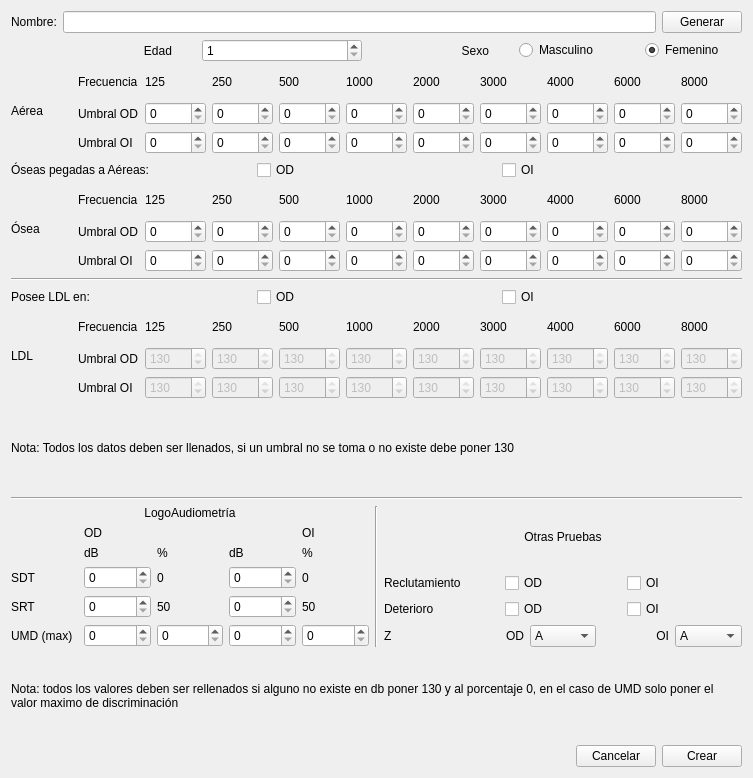
Above: src/UI/Audimetry_create_profile.ui from Debaq/LabSim before the change. Below: the same form after it.
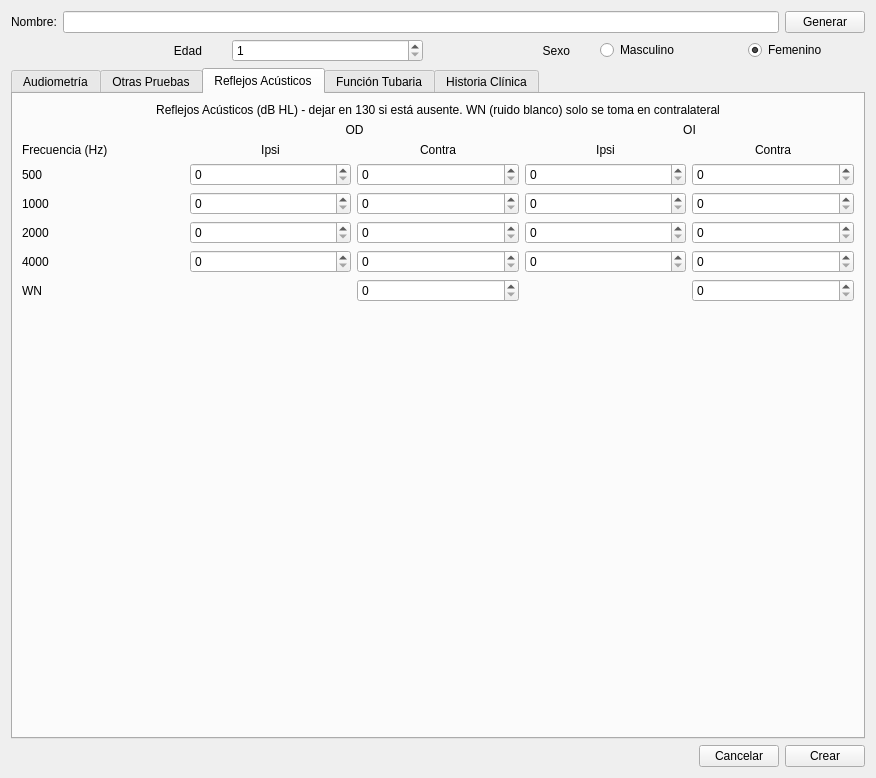
That is the form after the change. The open tabs and pages were chosen to show the change.

Commit message: Agrega Reflejos Acústicos, Función Tubaria e Historia Clínica al formulario de crear paciente

Patch:
```diff
--- a/src/UI/Audimetry_create_profile.ui
+++ b/src/UI/Audimetry_create_profile.ui
@@ -102,6 +102,16 @@
     </layout>
    </item>
    <item>
+    <widget class="QTabWidget" name="tabWidget">
+     <property name="currentIndex">
+      <number>0</number>
+     </property>
+     <widget class="QWidget" name="tab_audiometria">
+      <attribute name="title">
+       <string>Audiometría</string>
+      </attribute>
+      <layout class="QVBoxLayout" name="verticalLayout_tab1">
+   <item>
     <layout class="QGridLayout" name="gridLayout">
      <item row="2" column="3">
       <widget class="QSpinBox" name="spbox_a_oi_1">
@@ -1105,6 +1115,13 @@
      </property>
     </widget>
    </item>
+      </layout>
+     </widget>
+     <widget class="QWidget" name="tab_otras">
+      <attribute name="title">
+       <string>Otras Pruebas</string>
+      </attribute>
+      <layout class="QVBoxLayout" name="verticalLayout_tab2">
    <item>
     <layout class="QHBoxLayout" name="horizontalLayout_3">
      <item>
@@ -1484,6 +1501,541 @@
      </property>
     </widget>
    </item>
+      </layout>
+     </widget>
+     <widget class="QWidget" name="tab_reflejos">
+      <attribute name="title">
+       <string>Reflejos Acústicos</string>
+      </attribute>
+      <layout class="QVBoxLayout" name="verticalLayout_tab3">
+       <item>
+        <widget class="QLabel" name="label_reflex_title">
+         <property name="text">
+          <string>Reflejos Acústicos (dB HL) - dejar en 130 si está ausente. WN (ruido blanco) solo se toma en contralateral</string>
+         </property>
+         <property name="alignment">
+          <set>Qt::AlignCenter</set>
+         </property>
+        </widget>
+       </item>
+       <item>
+        <layout class="QGridLayout" name="gridLayout_reflex">
+         <item row="0" column="1" colspan="2">
+          <widget class="QLabel" name="label_reflex_od">
+           <property name="text">
+            <string>OD</string>
+           </property>
+           <property name="alignment">
+            <set>Qt::AlignCenter</set>
+           </property>
+          </widget>
+         </item>
+         <item row="0" column="3" colspan="2">
+          <widget class="QLabel" name="label_reflex_oi">
+           <property name="text">
+            <string>OI</string>
+           </property>
+           <property name="alignment">
+            <set>Qt::AlignCenter</set>
+           </property>
+          </widget>
+         </item>
+         <item row="1" column="0">
+          <widget class="QLabel" name="label_reflex_freq_header">
+           <property name="text">
+            <string>Frecuencia (Hz)</string>
+           </property>
+          </widget>
+         </item>
+         <item row="1" column="1">
+          <widget class="QLabel" name="label_reflex_ipsi_od">
+           <property name="text">
+            <string>Ipsi</string>
+           </property>
+           <property name="alignment">
+            <set>Qt::AlignCenter</set>
+           </property>
+          </widget>
+         </item>
+         <item row="1" column="2">
+          <widget class="QLabel" name="label_reflex_contra_od">
+           <property name="text">
+            <string>Contra</string>
+           </property>
+           <property name="alignment">
+            <set>Qt::AlignCenter</set>
+           </property>
+          </widget>
+         </item>
+         <item row="1" column="3">
+          <widget class="QLabel" name="label_reflex_ipsi_oi">
+           <property name="text">
+            <string>Ipsi</string>
+           </property>
+           <property name="alignment">
+            <set>Qt::AlignCenter</set>
+           </property>
+          </widget>
+         </item>
+         <item row="1" column="4">
+          <widget class="QLabel" name="label_reflex_contra_oi">
+           <property name="text">
+            <string>Contra</string>
+           </property>
+           <property name="alignment">
+            <set>Qt::AlignCenter</set>
+           </property>
+          </widget>
+         </item>
+         <item row="2" column="0">
+          <widget class="QLabel" name="label_reflex_f500">
+           <property name="text">
+            <string>500</string>
+           </property>
+          </widget>
+         </item>
+         <item row="2" column="1">
+          <widget class="QSpinBox" name="spbox_reflex_ipsi_od_0">
+           <property name="maximum">
+            <number>130</number>
+           </property>
+           <property name="singleStep">
+            <number>5</number>
+           </property>
+          </widget>
+         </item>
+         <item row="2" column="2">
+          <widget class="QSpinBox" name="spbox_reflex_contra_od_0">
+           <property name="maximum">
+            <number>130</number>
+           </property>
+           <property name="singleStep">
+            <number>5</number>
+           </property>
+          </widget>
+         </item>
+         <item row="2" column="3">
+          <widget class="QSpinBox" name="spbox_reflex_ipsi_oi_0">
+           <property name="maximum">
+            <number>130</number>
+           </property>
+           <property name="singleStep">
+            <number>5</number>
+           </property>
+          </widget>
+         </item>
+         <item row="2" column="4">
+          <widget class="QSpinBox" name="spbox_reflex_contra_oi_0">
+           <property name="maximum">
+            <number>130</number>
+           </property>
+           <property name="singleStep">
+            <number>5</number>
+           </property>
+          </widget>
+         </item>
+         <item row="3" column="0">
+          <widget class="QLabel" name="label_reflex_f1000">
+           <property name="text">
+            <string>1000</string>
+           </property>
+          </widget>
+         </item>
+         <item row="3" column="1">
+          <widget class="QSpinBox" name="spbox_reflex_ipsi_od_1">
+           <property name="maximum">
+            <number>130</number>
+           </property>
+           <property name="singleStep">
+            <number>5</number>
+           </property>
+          </widget>
+         </item>
+         <item row="3" column="2">
+          <widget class="QSpinBox" name="spbox_reflex_contra_od_1">
+           <property name="maximum">
+            <number>130</number>
+           </property>
+           <property name="singleStep">
+            <number>5</number>
+           </property>
+          </widget>
+         </item>
+         <item row="3" column="3">
+          <widget class="QSpinBox" name="spbox_reflex_ipsi_oi_1">
+           <property name="maximum">
+            <number>130</number>
+           </property>
+           <property name="singleStep">
+            <number>5</number>
+           </property>
+          </widget>
+         </item>
+         <item row="3" column="4">
+          <widget class="QSpinBox" name="spbox_reflex_contra_oi_1">
+           <property name="maximum">
+            <number>130</number>
+           </property>
+           <property name="singleStep">
+            <number>5</number>
+           </property>
+          </widget>
+         </item>
+         <item row="4" column="0">
+          <widget class="QLabel" name="label_reflex_f2000">
+           <property name="text">
+            <string>2000</string>
+           </property>
+          </widget>
+         </item>
+         <item row="4" column="1">
+          <widget class="QSpinBox" name="spbox_reflex_ipsi_od_2">
+           <property name="maximum">
+            <number>130</number>
+           </property>
+           <property name="singleStep">
+            <number>5</number>
+           </property>
+          </widget>
+         </item>
+         <item row="4" column="2">
+          <widget class="QSpinBox" name="spbox_reflex_contra_od_2">
+           <property name="maximum">
+            <number>130</number>
+           </property>
+           <property name="singleStep">
+            <number>5</number>
+           </property>
+          </widget>
+         </item>
+         <item row="4" column="3">
+          <widget class="QSpinBox" name="spbox_reflex_ipsi_oi_2">
+           <property name="maximum">
+            <number>130</number>
+           </property>
+           <property name="singleStep">
+            <number>5</number>
+           </property>
+          </widget>
+         </item>
+         <item row="4" column="4">
+          <widget class="QSpinBox" name="spbox_reflex_contra_oi_2">
+           <property name="maximum">
+            <number>130</number>
+           </property>
+           <property name="singleStep">
+            <number>5</number>
+           </property>
+          </widget>
+         </item>
+         <item row="5" column="0">
+          <widget class="QLabel" name="label_reflex_f4000">
+           <property name="text">
+            <string>4000</string>
+           </property>
+          </widget>
+         </item>
+         <item row="5" column="1">
+          <widget class="QSpinBox" name="spbox_reflex_ipsi_od_3">
+           <property name="maximum">
+            <number>130</number>
+           </property>
+           <property name="singleStep">
+            <number>5</number>
+           </property>
+          </widget>
+         </item>
+         <item row="5" column="2">
+          <widget class="QSpinBox" name="spbox_reflex_contra_od_3">
+           <property name="maximum">
+            <number>130</number>
+           </property>
+           <property name="singleStep">
+            <number>5</number>
+           </property>
+          </widget>
+         </item>
+         <item row="5" column="3">
+          <widget class="QSpinBox" name="spbox_reflex_ipsi_oi_3">
+           <property name="maximum">
+            <number>130</number>
+           </property>
+           <property name="singleStep">
+            <number>5</number>
+           </property>
+          </widget>
+         </item>
+         <item row="5" column="4">
+          <widget class="QSpinBox" name="spbox_reflex_contra_oi_3">
+           <property name="maximum">
+            <number>130</number>
+           </property>
+           <property name="singleStep">
+            <number>5</number>
+           </property>
+          </widget>
+         </item>
+         <item row="6" column="0">
+          <widget class="QLabel" name="label_reflex_wn">
+           <property name="text">
+            <string>WN</string>
+           </property>
+          </widget>
+         </item>
+         <item row="6" column="2">
+          <widget class="QSpinBox" name="spbox_reflex_contra_od_4">
+           <property name="maximum">
+            <number>130</number>
+           </property>
+           <property name="singleStep">
+            <number>5</number>
+           </property>
+          </widget>
+         </item>
+         <item row="6" column="4">
+          <widget class="QSpinBox" name="spbox_reflex_contra_oi_4">
+           <property name="maximum">
+            <number>130</number>
+           </property>
+           <property name="singleStep">
+            <number>5</number>
+           </property>
+          </widget>
+         </item>
+        </layout>
+       </item>
+       <item>
+        <spacer name="verticalSpacer_reflex">
+         <property name="orientation">
+          <enum>Qt::Vertical</enum>
+         </property>
+         <property name="sizeHint" stdset="0">
+          <size>
+           <width>20</width>
+           <height>40</height>
+          </size>
+         </property>
+        </spacer>
+       </item>
+      </layout>
+     </widget>
+     <widget class="QWidget" name="tab_etf">
+      <attribute name="title">
+       <string>Función Tubaria</string>
+      </attribute>
+      <layout class="QVBoxLayout" name="verticalLayout_tab4">
+       <item>
+        <widget class="QLabel" name="label_etf_title">
+         <property name="text">
+          <string>Función Tubaria: Normal/Disfunción tubaria (membrana indemne, Valsalva/Toynbee) o Permeable/No permeable (membrana perforada, manometría directa)</string>
+         </property>
+         <property name="alignment">
+          <set>Qt::AlignCenter</set>
+         </property>
+        </widget>
+       </item>
+       <item>
+        <layout class="QHBoxLayout" name="horizontalLayout_etf_od">
+         <item>
+          <widget class="QLabel" name="label_etf_od">
+           <property name="text">
+            <string>OD</string>
+           </property>
+          </widget>
+         </item>
+         <item>
+          <widget class="QComboBox" name="cb_etf_od">
+           <item>
+            <property name="text">
+             <string>Normal</string>
+            </property>
+           </item>
+           <item>
+            <property name="text">
+             <string>Disfunción tubaria</string>
+            </property>
+           </item>
+           <item>
+            <property name="text">
+             <string>Permeable</string>
+            </property>
+           </item>
+           <item>
+            <property name="text">
+             <string>No permeable</string>
+            </property>
+           </item>
+          </widget>
+         </item>
+        </layout>
+       </item>
+       <item>
+        <layout class="QHBoxLayout" name="horizontalLayout_etf_oi">
+         <item>
+          <widget class="QLabel" name="label_etf_oi">
+           <property name="text">
+            <string>OI</string>
+           </property>
+          </widget>
+         </item>
+         <item>
+          <widget class="QComboBox" name="cb_etf_oi">
+           <item>
+            <property name="text">
+             <string>Normal</string>
+            </property>
+           </item>
+           <item>
+            <property name="text">
+             <string>Disfunción tubaria</string>
+            </property>
+           </item>
+           <item>
+            <property name="text">
+             <string>Permeable</string>
+            </property>
+           </item>
+           <item>
+            <property name="text">
+             <string>No permeable</string>
+            </property>
+           </item>
+          </widget>
+         </item>
+        </layout>
+       </item>
+       <item>
+        <spacer name="verticalSpacer_etf">
+         <property name="orientation">
+          <enum>Qt::Vertical</enum>
+         </property>
+         <property name="sizeHint" stdset="0">
+          <size>
+           <width>20</width>
+           <height>40</height>
+          </size>
+         </property>
+        </spacer>
+       </item>
+      </layout>
+     </widget>
+     <widget class="QWidget" name="tab_historia">
+      <attribute name="title">
+       <string>Historia Clínica</string>
+      </attribute>
+      <layout class="QVBoxLayout" name="verticalLayout_tab5">
+       <item>
+        <widget class="QLabel" name="label_historia_title">
+         <property name="text">
+          <string>Antecedentes relevantes para la anamnesis</string>
+         </property>
+         <property name="alignment">
+          <set>Qt::AlignCenter</set>
+         </property>
+        </widget>
+       </item>
+       <item>
+        <layout class="QGridLayout" name="gridLayout_historia">
+         <item row="0" column="0">
+          <widget class="QCheckBox" name="chbox_hist_hipoacusia_familiar">
+           <property name="text">
+            <string>Hipoacusia familiar</string>
+           </property>
+          </widget>
+         </item>
+         <item row="0" column="1">
+          <widget class="QCheckBox" name="chbox_hist_ototoxicos">
+           <property name="text">
+            <string>Exposición a ototóxicos</string>
+           </property>
+          </widget>
+         </item>
+         <item row="1" column="0">
+          <widget class="QCheckBox" name="chbox_hist_trauma_acustico">
+           <property name="text">
+            <string>Exposición a ruido / trauma acústico</string>
+           </property>
+          </widget>
+         </item>
+         <item row="1" column="1">
+          <widget class="QCheckBox" name="chbox_hist_otitis">
+           <property name="text">
+            <string>Otitis media a repetición</string>
+           </property>
+          </widget>
+         </item>
+         <item row="2" column="0">
+          <widget class="QCheckBox" name="chbox_hist_meningitis">
+           <property name="text">
+            <string>Meningitis</string>
+           </property>
+          </widget>
+         </item>
+         <item row="2" column="1">
+          <widget class="QCheckBox" name="chbox_hist_tce">
+           <property name="text">
+            <string>Traumatismo craneoencefálico</string>
+           </property>
+          </widget>
+         </item>
+         <item row="3" column="0">
+          <widget class="QCheckBox" name="chbox_hist_diabetes">
+           <property name="text">
+            <string>Diabetes</string>
+           </property>
+          </widget>
+         </item>
+         <item row="3" column="1">
+          <widget class="QCheckBox" name="chbox_hist_hta">
+           <property name="text">
+            <string>Hipertensión arterial</string>
+           </property>
+          </widget>
+         </item>
+        </layout>
+       </item>
+       <item>
+        <layout class="QHBoxLayout" name="horizontalLayout_medicamentos">
+         <item>
+          <widget class="QLabel" name="label_medicamentos">
+           <property name="text">
+            <string>Medicamentos:</string>
+           </property>
+          </widget>
+         </item>
+         <item>
+          <widget class="QLineEdit" name="led_medicamentos"/>
+         </item>
+        </layout>
+       </item>
+       <item>
+        <layout class="QHBoxLayout" name="horizontalLayout_cirugias">
+         <item>
+          <widget class="QLabel" name="label_cirugias">
+           <property name="text">
+            <string>Cirugías previas:</string>
+           </property>
+          </widget>
+         </item>
+         <item>
+          <widget class="QLineEdit" name="led_cirugias"/>
+         </item>
+        </layout>
+       </item>
+       <item>
+        <widget class="QLabel" name="label_otros_antecedentes">
+         <property name="text">
+          <string>Otros antecedentes relevantes:</string>
+         </property>
+        </widget>
+       </item>
+       <item>
+        <widget class="QTextEdit" name="txt_otros_antecedentes"/>
+       </item>
+      </layout>
+     </widget>
+    </widget>
+   </item>
    <item>
     <layout class="QHBoxLayout" name="horizontalLayout_11">
      <item>
```
Left out of the diff: 31 changed lines with no effect on the pictures. The commit also changes 3 other files.
